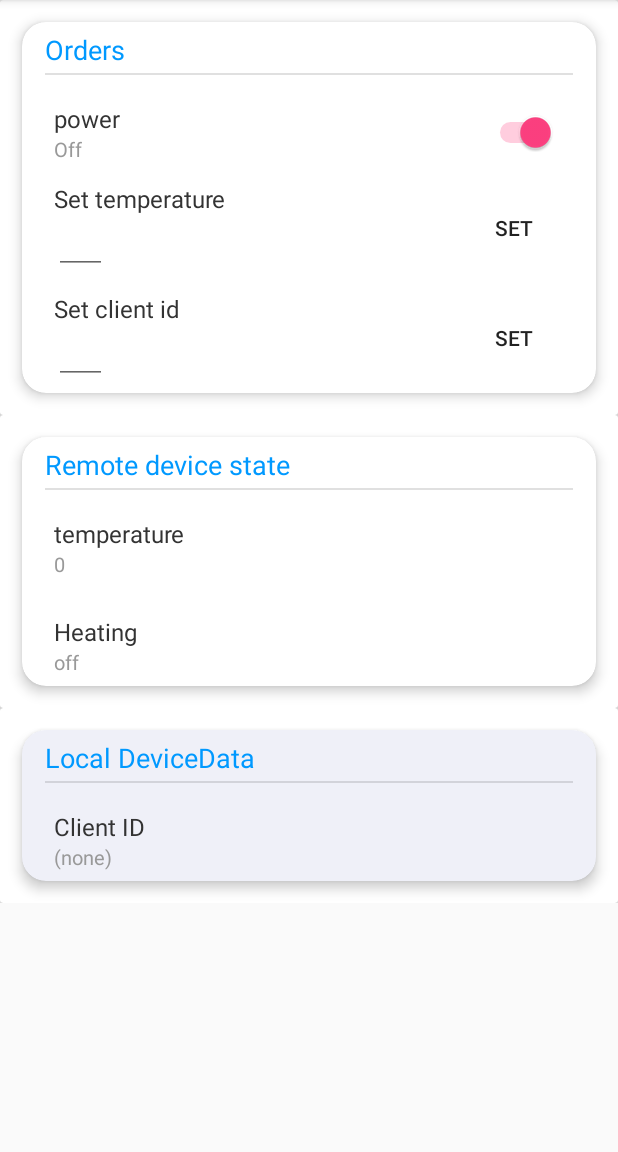
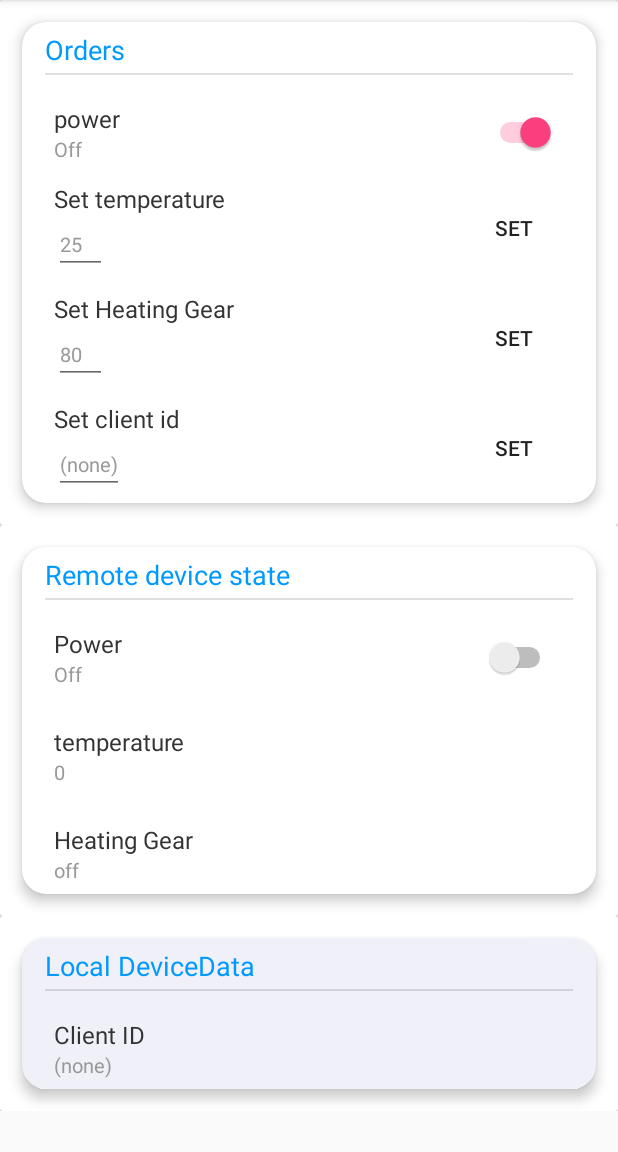
Before and after one commit to Ling-Lu/DeviceController, an Android app: the screen it shows after launch (ControllerActivity), after a tap on "power", on a phone screen of 412 x 824 dp, the part 84-1236 px from its top. Run offline under Robolectric (Android 15) with nearby library versions, the phone set to English and light mode, and no system bars; libraries missing offline, so code that uses them is left out: com.igexin.sdk; pictures from the network do not load; 5 statements that could not run were skipped.

Commit message:
draf controll done
can set heat gear, temperature,power

```diff
--- a/app/src/main/java/com/lulingfeng/devicecontroller/ControllerActivity.java
+++ b/app/src/main/java/com/lulingfeng/devicecontroller/ControllerActivity.java
@@ -15,6 +15,7 @@ import android.util.Log;
 import com.igexin.sdk.PushManager;
 import com.lulingfeng.viewpreference.EditPreferenceView;
 import com.lulingfeng.viewpreference.PreferenceItemView;
+import com.lulingfeng.viewpreference.SeekPreferenceView;
 import com.lulingfeng.viewpreference.SwitchPreferenceView;
 
 import org.json.JSONException;
@@ -30,7 +31,9 @@ public class ControllerActivity extends AppCompatActivity implements PreferenceI
     private SwitchPreferenceView mVPowerSwitch;
     private EditPreferenceView mVChangeTemperature;
     private EditPreferenceView mVChangeClientId;
+    private EditPreferenceView mVChangeGear;
     private PreferenceItemView mVTemperature;
+    private SwitchPreferenceView mVPower;
     private PreferenceItemView mVClientId;
     private PreferenceItemView mVCurrentGear;
     private String mAppKey = "";
@@ -99,11 +102,17 @@ public class ControllerActivity extends AppCompatActivity implements PreferenceI
         mVPowerSwitch = (SwitchPreferenceView) findViewById(R.id.id_switch);
         mVChangeTemperature = (EditPreferenceView) findViewById(R.id.id_temperature_changed);
         mVChangeClientId = (EditPreferenceView) findViewById(R.id.id_client_id_set);
+        mVChangeGear = (EditPreferenceView) findViewById(R.id.id_gear_set);
         mVTemperature = (PreferenceItemView) findViewById(R.id.id_temperature);
         mVCurrentGear = (PreferenceItemView) findViewById(R.id.id_gear);
+        mVPower = (SwitchPreferenceView) findViewById(R.id.id_power);
         mVClientId = (PreferenceItemView) findViewById(R.id.id_device_data);
 
+        mVPower.setEnabled(false);
         mVPowerSwitch.setOnPreferenceChangeListener(this);
+        mVChangeClientId.setOnPreferenceChangeListener(this);
+        mVChangeTemperature.setOnPreferenceChangeListener(this);
+        mVChangeGear.setOnPreferenceChangeListener(this);
     }
     private void parseManifests() {
         String packageName = getApplicationContext().getPackageName();
@@ -142,8 +151,28 @@ public class ControllerActivity extends AppCompatActivity implements PreferenceI
     @Override
     public boolean onPreferenceChange(PreferenceItemView preferenceItemView, Object newValue) {
         Map<String,Object> mData = new HashMap<>();
-        mData.put(DeviceControllerUtils.ControllerConstants.KEY_CURRENT_GEAR,((boolean)newValue)? 60 : 0);
-        mData.put(DeviceControllerUtils.ControllerConstants.KEY_CURRENT_TEMPERATURE,mVChangeTemperature.getValue());
+        String key = preferenceItemView.getKey();
+        if(key == null) return false;
+        if(key.equals(mVChangeClientId.getKey())) {
+            mData.put(DeviceControllerUtils.ControllerConstants.KEY_SWITCH_STATE,mVPowerSwitch.isChecked());
+            mData.put(DeviceControllerUtils.ControllerConstants.KEY_CURRENT_GEAR,mVChangeGear.getValue());
+            mData.put(DeviceControllerUtils.ControllerConstants.KEY_CURRENT_TEMPERATURE,mVChangeTemperature.getValue());
+        }
+        if(key.equals(mVChangeGear.getKey())) {
+            mData.put(DeviceControllerUtils.ControllerConstants.KEY_CURRENT_GEAR,newValue);
+        } else {
+            mData.put(DeviceControllerUtils.ControllerConstants.KEY_CURRENT_GEAR,mVChangeGear.getValue());
+        }
+        if(key.equals(mVPowerSwitch.getKey())) {
+            mData.put(DeviceControllerUtils.ControllerConstants.KEY_SWITCH_STATE,newValue);
+        } else {
+            mData.put(DeviceControllerUtils.ControllerConstants.KEY_SWITCH_STATE,mVPowerSwitch.isChecked());
+        }
+        if(key.equals(mVChangeTemperature.getKey())) {
+            mData.put(DeviceControllerUtils.ControllerConstants.KEY_CURRENT_TEMPERATURE,newValue);
+        } else {
+            mData.put(DeviceControllerUtils.ControllerConstants.KEY_CURRENT_TEMPERATURE,mVChangeTemperature.getValue());
+        }
         JSONObject jsonObject = new JSONObject(mData);
         SendSingleMessage.sendMsg(mAppId,mAppKey,mVChangeClientId.getValue(),jsonObject.toString());
         return true;
@@ -160,7 +189,9 @@ public class ControllerActivity extends AppCompatActivity implements PreferenceI
             JSONObject jsonObject = new JSONObject(data);
             int current_temperature = jsonObject.getInt(DeviceControllerUtils.ControllerConstants.KEY_CURRENT_TEMPERATURE);
             int current_gear = jsonObject.getInt(DeviceControllerUtils.ControllerConstants.KEY_CURRENT_GEAR);
+            boolean current_power = jsonObject.getBoolean(DeviceControllerUtils.ControllerConstants.KEY_SWITCH_STATE);
 
+            mVPower.setChecked(current_power);
             mVCurrentGear.setSummary(String.valueOf(current_gear));
             mVTemperature.setSummary(String.valueOf(current_temperature));
         } catch (JSONException e) {
--- a/app/src/main/res/layout/activity_controller.xml
+++ b/app/src/main/res/layout/activity_controller.xml
@@ -23,19 +23,30 @@
                     android:layout_width="wrap_content"
                     android:layout_height="wrap_content"
                     android:id="@+id/id_switch"
+                    app:Key="key_power_set"
                     app:Title="power"/>
                 <com.lulingfeng.viewpreference.EditPreferenceView
                     android:id="@+id/id_temperature_changed"
                     android:layout_width="wrap_content"
                     android:layout_height="wrap_content"
                     app:Key="pre_temperature_changed"
-                    app:Title="Set temperature"/>
+                    app:Title="Set temperature"
+                    app:DefaultValue="25"/>
+                <com.lulingfeng.viewpreference.EditPreferenceView
+                    android:layout_width="wrap_content"
+                    android:layout_height="wrap_content"
+                    android:id="@+id/id_gear_set"
+                    app:Title="Set Heating Gear"
+                    app:Key="ke_gear_set"
+                    app:DefaultValue="80"
+                    />
                 <com.lulingfeng.viewpreference.EditPreferenceView
                     android:id="@+id/id_client_id_set"
                     android:layout_width="wrap_content"
                     android:layout_height="wrap_content"
                     app:Key="pre_client_set"
-                    app:Title="Set client id"/>
+                    app:Title="Set client id"
+                    app:DefaultValue="(none)"/>
 
             </com.lulingfeng.viewpreference.CardCategoryPreferenceView>
 
@@ -44,6 +55,12 @@
                 android:layout_height="wrap_content"
                 app:Title="Remote device state">
 
+                <com.lulingfeng.viewpreference.SwitchPreferenceView
+                    android:layout_width="wrap_content"
+                    android:layout_height="wrap_content"
+                    android:id="@+id/id_power"
+                    app:Title="Power"
+                    app:Summary="off"/>
                 <com.lulingfeng.viewpreference.PreferenceItemView
                     android:layout_width="wrap_content"
                     android:layout_height="wrap_content"
@@ -54,7 +71,7 @@
                     android:layout_width="wrap_content"
                     android:layout_height="wrap_content"
                     android:id="@+id/id_gear"
-                    app:Title="Heating"
+                    app:Title="Heating Gear"
                     app:Summary="off"/>
 
             </com.lulingfeng.viewpreference.CardCategoryPreferenceView>
```
